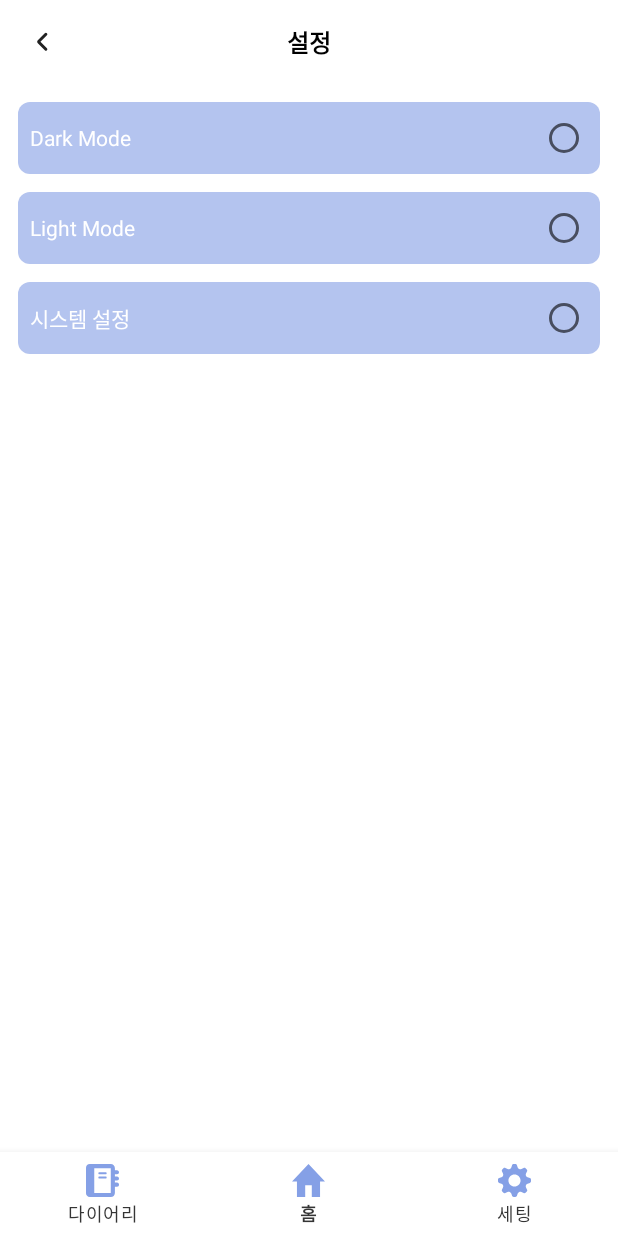
After one commit to jinhaEom/Diary_Room, an Android app: the SetThemeFragment screen opened through its navigation route, on a phone screen of 412 x 824 dp. The commit adds this screen. Run offline under Robolectric (Android 15) with nearby library versions, the phone set to English and light mode, and no system bars; our stand-ins replace Room's generated code, data binding, navigation-ui; 1 statement that could not run was skipped.

Commit message:
Theme 다크모드 대응(SettingFragment)

```diff
--- /dev/null
+++ b/app/src/main/java/bu/ac/kr/diaryroom/setting/SetThemeFragment.kt
@@ -0,0 +1,33 @@
+package bu.ac.kr.diaryroom.setting
+
+import androidx.appcompat.app.AppCompatDelegate
+import androidx.navigation.fragment.findNavController
+import bu.ac.kr.diaryroom.R
+import bu.ac.kr.diaryroom.base.BaseFragment
+import bu.ac.kr.diaryroom.databinding.FragmentSetThemeBinding
+
+class SetThemeFragment(override val layoutResourceId: Int = R.layout.fragment_set_theme) :
+    BaseFragment<FragmentSetThemeBinding>() {
+    override fun aboutBinding() {
+        viewDataBinding.themeRadioGroup.setOnCheckedChangeListener{_, checkedId ->
+            when(checkedId){
+                R.id.darkModeBtn -> {
+                    AppCompatDelegate.setDefaultNightMode(AppCompatDelegate.MODE_NIGHT_YES)
+                }
+                R.id.lightModeBtn ->{
+                    AppCompatDelegate.setDefaultNightMode(AppCompatDelegate.MODE_NIGHT_NO)
+
+                }
+                R.id.systemBtn ->{
+                    AppCompatDelegate.setDefaultNightMode(AppCompatDelegate.MODE_NIGHT_FOLLOW_SYSTEM)
+                }
+            }
+        }
+        viewDataBinding.backArrowBtn.setOnClickListener{
+            findNavController().navigateUp()
+        }
+    }
+
+    override fun observeData() {
+    }
+}
--- /dev/null
+++ b/app/src/main/res/drawable-night/ic_calendar.xml
@@ -0,0 +1,5 @@
+<vector android:height="24dp" android:tint="#000000"
+    android:viewportHeight="24" android:viewportWidth="24"
+    android:width="24dp" xmlns:android="http://schemas.android.com/apk/res/android">
+    <path android:fillColor="@android:color/black" android:pathData="M19,4h-1V2h-2v2H8V2H6v2H5C3.89,4 3.01,4.9 3.01,6L3,20c0,1.1 0.89,2 2,2h14c1.1,0 2,-0.9 2,-2V6C21,4.9 20.1,4 19,4zM19,20H5V10h14V20zM9,14H7v-2h2V14zM13,14h-2v-2h2V14zM17,14h-2v-2h2V14zM9,18H7v-2h2V18zM13,18h-2v-2h2V18zM17,18h-2v-2h2V18z"/>
+</vector>
--- /dev/null
+++ b/app/src/main/res/drawable-night/ic_filter.xml
@@ -0,0 +1,5 @@
+<vector android:height="24dp" android:tint="#ffffff"
+    android:viewportHeight="24" android:viewportWidth="24"
+    android:width="24dp" xmlns:android="http://schemas.android.com/apk/res/android">
+    <path android:fillColor="@android:color/black" android:pathData="M4.25,5.61C6.27,8.2 10,13 10,13v6c0,0.55 0.45,1 1,1h2c0.55,0 1,-0.45 1,-1v-6c0,0 3.72,-4.8 5.74,-7.39C20.25,4.95 19.78,4 18.95,4H5.04C4.21,4 3.74,4.95 4.25,5.61z"/>
+</vector>
--- /dev/null
+++ b/app/src/main/res/drawable-night/ic_toolbar_arrow_back.xml
@@ -0,0 +1,12 @@
+<vector xmlns:android="http://schemas.android.com/apk/res/android"
+    android:width="24dp"
+    android:height="24dp"
+    android:viewportWidth="24"
+    android:viewportHeight="24">
+    <path
+        android:pathData="M14.569,6.836L9.923,11.482C9.727,11.678 9.728,11.994 9.923,12.189L14.569,16.836"
+        android:strokeWidth="2"
+        android:fillColor="#00000000"
+        android:strokeColor="#ffffff"
+        android:strokeLineCap="round"/>
+</vector>
--- a/app/src/main/res/drawable/ic_arrow_right.xml
+++ b/app/src/main/res/drawable/ic_arrow_right.xml
@@ -6,6 +6,6 @@
     android:viewportHeight="24">
     <path
         android:pathData="M8.6,7.4L10,6 16,12 10,18 8.6,16.6 13.2,12z"
-        android:fillColor="#757575"
+        android:fillColor="#ffffff"
         android:fillType="evenOdd"/>
 </vector>
--- /dev/null
+++ b/app/src/main/res/drawable/list_choice_indicator_single.xml
@@ -0,0 +1,5 @@
+<!-- res/drawable/list_choice_indicator_single.xml -->
+<selector xmlns:android="http://schemas.android.com/apk/res/android">
+    <item android:drawable="?android:attr/listChoiceIndicatorSingle" android:state_checked="true" />
+    <item android:drawable="?android:attr/listChoiceIndicatorSingle" />
+</selector>
--- a/app/src/main/res/layout/activity_main.xml
+++ b/app/src/main/res/layout/activity_main.xml
@@ -28,7 +28,7 @@
         app:itemIconSize="22dp"
         app:itemIconTint="#85A0E6"
         app:backgroundTint="@color/white"
-        app:itemTextColor="@color/black"
+        app:itemTextColor="@color/light_black"
         app:itemRippleColor="@android:color/transparent"
         app:labelVisibilityMode="labeled"
         app:menu="@menu/navi_menu" />
--- a/app/src/main/res/layout/fragment_home.xml
+++ b/app/src/main/res/layout/fragment_home.xml
@@ -122,6 +122,7 @@
             android:layout_height="240dp">
         <androidx.constraintlayout.widget.ConstraintLayout
             android:layout_width="match_parent"
+            android:background="@color/white"
             android:layout_height="match_parent">
             <androidx.appcompat.widget.AppCompatTextView
                 android:layout_width="wrap_content"
--- /dev/null
+++ b/app/src/main/res/layout/fragment_set_theme.xml
@@ -0,0 +1,102 @@
+<?xml version="1.0" encoding="utf-8"?>
+<layout xmlns:android="http://schemas.android.com/apk/res/android"
+    xmlns:app="http://schemas.android.com/apk/res-auto"
+    xmlns:tools="http://schemas.android.com/tools">
+
+    <androidx.constraintlayout.widget.ConstraintLayout
+        android:layout_width="match_parent"
+        android:layout_height="match_parent">
+
+        <com.google.android.material.appbar.AppBarLayout
+            android:id="@+id/toolbarLayout"
+            android:layout_width="match_parent"
+            android:layout_height="wrap_content"
+            app:elevation="0dp"
+            app:layout_constraintEnd_toEndOf="parent"
+            app:layout_constraintStart_toStartOf="parent"
+            app:layout_constraintTop_toTopOf="parent">
+
+            <androidx.appcompat.widget.Toolbar
+                android:id="@+id/toolbar"
+                android:layout_width="match_parent"
+                android:layout_height="?attr/actionBarSize"
+                android:background="@color/white"
+                app:layout_collapseMode="pin">
+                <androidx.appcompat.widget.AppCompatImageView
+                    android:layout_width="wrap_content"
+                    android:layout_height="wrap_content"
+                    android:src="@drawable/ic_toolbar_arrow_back"
+                    android:id="@+id/backArrowBtn"/>
+
+                <androidx.appcompat.widget.AppCompatTextView
+                    android:id="@+id/homeToolbarTitle"
+                    android:layout_width="wrap_content"
+                    android:layout_height="wrap_content"
+                    android:layout_gravity="center"
+                    android:text="설정"
+                    android:textColor="@color/black"
+                    android:textSize="16dp"
+                    android:textStyle="bold" />
+            </androidx.appcompat.widget.Toolbar>
+        </com.google.android.material.appbar.AppBarLayout>
+        <androidx.constraintlayout.widget.ConstraintLayout
+            android:layout_width="match_parent"
+            android:layout_height="wrap_content"
+            app:layout_constraintEnd_toEndOf="parent"
+            app:layout_constraintStart_toStartOf="parent"
+            android:layout_marginTop="12dp"
+            app:layout_constraintTop_toBottomOf="@id/toolbarLayout">
+
+            <RadioGroup
+                android:id="@+id/themeRadioGroup"
+                android:layout_width="match_parent"
+                android:layout_height="wrap_content"
+                android:orientation="vertical"
+                app:layout_constraintStart_toStartOf="parent"
+                app:layout_constraintTop_toTopOf="parent">
+
+                <RadioButton
+                    android:id="@+id/darkModeBtn"
+                    style="@style/RadioButtonStyle"
+                    android:text="Dark Mode"
+                    android:button="@null"
+                    android:layout_width="match_parent"
+                    android:layout_marginStart="12dp"
+                    android:layout_marginEnd="12dp"
+                    android:drawableRight="?android:attr/listChoiceIndicatorSingle"
+
+                    app:layout_constraintStart_toStartOf="parent" />
+
+                <RadioButton
+                    android:id="@+id/lightModeBtn"
+                    style="@style/RadioButtonStyle"
+                    android:text="Light Mode"
+                    android:layout_width="match_parent"
+                    android:button="@null"
+                    android:layout_marginStart="12dp"
+                    android:layout_marginEnd="12dp"
+                    android:layout_marginTop="12dp"
+                    android:drawableRight="?android:attr/listChoiceIndicatorSingle"
+
+                    app:layout_constraintStart_toStartOf="parent" />
+
+                <RadioButton
+                    android:id="@+id/systemBtn"
+                    style="@style/RadioButtonStyle"
+                    android:text="시스템 설정"
+                    android:layout_marginStart="12dp"
+                    android:layout_marginEnd="12dp"
+                    android:layout_marginTop="12dp"
+                    android:button="@null"
+                    android:drawableRight="?android:attr/listChoiceIndicatorSingle"
+
+                    android:layout_width="match_parent"
+                    app:layout_constraintStart_toStartOf="parent" />
+            </RadioGroup>
+
+        </androidx.constraintlayout.widget.ConstraintLayout>
+
+
+
+    </androidx.constraintlayout.widget.ConstraintLayout>
+</layout>
--- a/app/src/main/res/navigation/home_menu_graph.xml
+++ b/app/src/main/res/navigation/home_menu_graph.xml
@@ -47,6 +47,9 @@
         <action
             android:id="@+id/actionSettingFragment"
             app:destination="@id/settingFragment"/>
+        <action
+            android:id="@+id/actionsetThemeFragment"
+            app:destination="@id/setThemeFragment"/>
     </fragment>
     <fragment
         android:id="@+id/diaryDetailFragment"
@@ -57,4 +60,11 @@
         android:id="@id/actionDiaryFragment"
         app:destination="@id/diaryFragment"/>
 
+    <fragment
+        android:id="@+id/setThemeFragment"
+        android:name="bu.ac.kr.diaryroom.setting.SetThemeFragment"
+        android:label="setThemeFragment"
+        tools:layout="@layout/fragment_set_theme"
+        />
+
 </navigation>
--- /dev/null
+++ b/app/src/main/res/values-night/color.xml
@@ -0,0 +1,15 @@
+<?xml version="1.0" encoding="utf-8"?>
+<resources>
+    <color name="color_dark_000000_ffffff">#ffffff</color>
+    <color name="color_dark_ffffff_000000">#000000</color>
+    <color name="colorPrimary">#6200EE</color>
+    <color name="colorPrimaryDark">#3700B3</color>
+    <color name="colorAccent">#03DAC5</color>
+
+    <color name="signature_color">#2d334f</color>
+    <color name="white">#191919</color>
+    <color name="black">#FFFFFFFF</color>
+    <color name="light_black">#353535</color>
+    <color name="dark_blue">#B2CCFF</color>
+    <color name="gray_100">#2d334f</color>
+</resources>
--- a/app/src/main/res/values-night/themes.xml
+++ b/app/src/main/res/values-night/themes.xml
@@ -1,6 +1,6 @@
 <resources xmlns:tools="http://schemas.android.com/tools">
     <!-- Base application theme. -->
-    <style name="Theme.DiaryRoom" parent="Theme.MaterialComponents.DayNight.DarkActionBar">
+    <style name="Theme.DiaryRoom" parent="Theme.MaterialComponents.DayNight.NoActionBar">
         <!-- Primary brand color. -->
         <item name="colorPrimary">@color/purple_200</item>
         <item name="colorPrimaryVariant">@color/purple_700</item>
--- /dev/null
+++ b/app/src/main/res/values/style.xml
@@ -0,0 +1,8 @@
+<resources>
+    <style name="RadioButtonStyle" parent="Widget.AppCompat.CompoundButton.RadioButton">
+        <item name="android:background">@drawable/background_signature_color_radius_8dp</item>
+        <item name="android:textColor">@color/white</item>
+        <item name="android:padding">8dp</item>
+    </style>
+
+</resources>
```
Also changed, not shown: app/src/main/java/bu/ac/kr/diaryroom/setting/SettingFragment.kt (+10 -1 lines), app/src/main/res/drawable-night/gra_background.xml (added, +9 -0 lines), app/src/main/res/drawable-night/ic_plus.xml (added, +11 -0 lines), app/src/main/res/layout/fragment_setting.xml (+10 -3 lines), app/src/main/res/layout/list_item_diary.xml (+3 -4 lines), app/src/main/res/values/colors.xml (+8 -2 lines).
